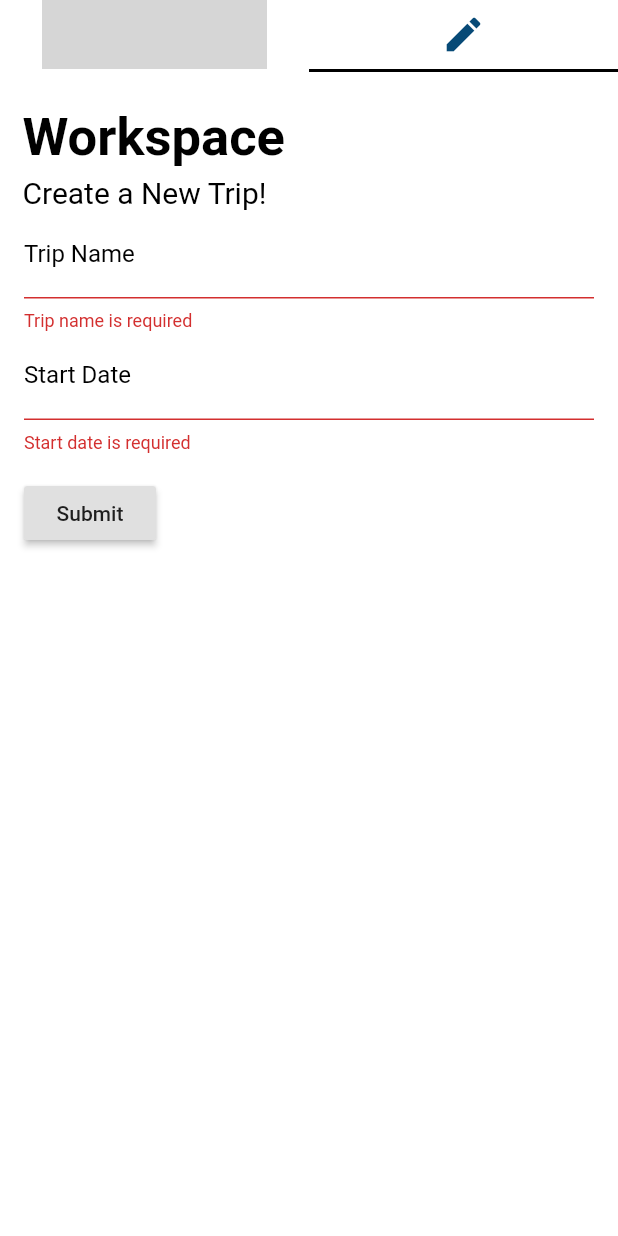
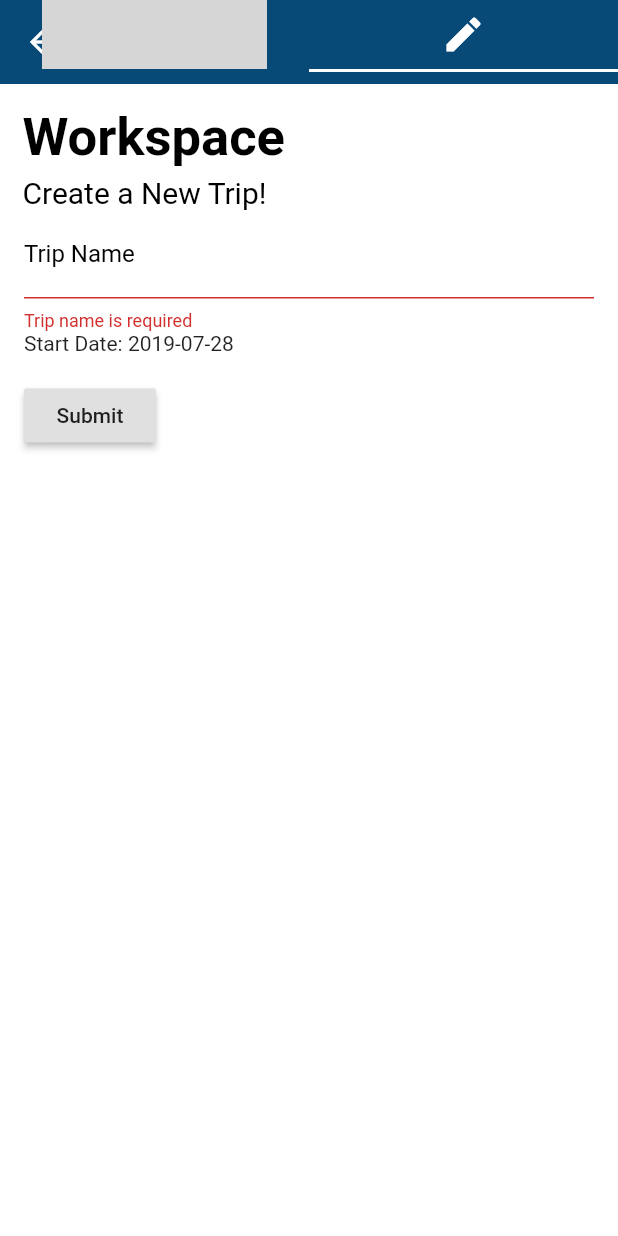
Before and after one commit to amrohwary/planit-app, a Flutter app: the Home screen opened directly, tab 2 chosen, after a tap on "Submit", on a phone screen of 412 x 824 dp. Run offline on Flutter 3.47's test engine with Material 2 defaults, Android fonts, the phone set to English and light mode, and no system bars; our stand-ins replace cloud_firestore, firebase_auth; missing offline and left inert: flutter_cupertino_date_picker; accounts and stored records are empty; grey boxes are pictures that could not be loaded.

Commit message:
nav bar color, date picker

```diff
--- a/lib/common/appbar.dart
+++ b/lib/common/appbar.dart
@@ -38,12 +38,12 @@ class _HomeState extends State<Home> {
       length: 2,
       child: Scaffold(
         appBar: AppBar(
-          backgroundColor: Colors.white,
+          backgroundColor: Color(0xff074A77),
           elevation: 0,
           flexibleSpace: SafeArea(
               child: TabBar(
-                indicatorColor: Colors.black,
-                labelColor: Colors.black,
+                indicatorColor: Colors.white,
+                labelColor: Colors.white,
                 tabs: [
                   Tab(
                     child: new Image.asset("assets/images/logoTransparent.png",
@@ -52,7 +52,7 @@ class _HomeState extends State<Home> {
                   ),
                   Tab(icon: Icon(Icons.edit,
                   size: 30,
-                  color: Color(0xFF074A77),)),
+                  color: Colors.white,)),
                 ],
               ),
           ),
--- a/lib/create_page.dart
+++ b/lib/create_page.dart
@@ -1,4 +1,7 @@
 import 'package:flutter/material.dart';
+import 'dart:async';
+import 'package:intl/intl.dart';
+import 'package:flutter_cupertino_date_picker/flutter_cupertino_date_picker.dart';
 
 class CreatePage extends StatefulWidget {
   @override
@@ -52,6 +55,22 @@ class NewTripForm extends StatefulWidget {
 class _NewTripFormState extends State<NewTripForm> {
   final _formKey = GlobalKey<FormState>();
 
+  DateTime _date = new DateTime.now();
+
+  Future<Null> _selectedDate(BuildContext context) async {
+    final DateTime picked = await showDatePicker(
+        context: context,
+        initialDate: _date,
+        firstDate: new DateTime(2019),
+        lastDate: new DateTime(2100));
+    if (picked != null && picked != _date) {
+      print('Date selected: ${_date.toString()}');
+      setState(() {
+        _date = picked;
+      });
+    }
+  }
+
   @override
   Widget build(BuildContext context) {
     return Form(
@@ -73,18 +92,27 @@ class _NewTripFormState extends State<NewTripForm> {
                 labelStyle: new TextStyle(color: Colors.black),
               ),
             ),
-            TextFormField(
-              validator: (input) {
-                if (input.isEmpty) {
-                  return "Start date is required";
-                }
-                return null;
-              },
-              decoration: new InputDecoration(
-                labelText: "Start Date",
-                labelStyle: new TextStyle(color: Colors.black),
-              ),
-            ),
+//            InkWell(
+//              onTap: () {
+//                _selectedDate(context); // Call Function that has showDatePicker()
+//              },
+//              child: IgnorePointer(
+//                child: new TextFormField(
+////                  validator: (input) {
+////                    if (input.isEmpty) {
+////                      return "Start date is required";
+////                    }
+////                    return null;
+////                  },
+//                  decoration: new InputDecoration(
+//                    labelText: "Start Date",
+//                    labelStyle: new TextStyle(color: Colors.black),
+//                  ),
+//                  onSaved: (String val) {},
+//                ),
+//              ),
+//            ),
+            Text('Start Date: ${_date.toString().substring(0, 10)}'),
             Padding(
               padding: const EdgeInsets.symmetric(vertical: 16.0),
               child: RaisedButton(
@@ -93,8 +121,8 @@ class _NewTripFormState extends State<NewTripForm> {
                   // otherwise.
                   if (_formKey.currentState.validate()) {
                     // If the form is valid, display a Snackbar.
-                    Scaffold.of(context)
-                        .showSnackBar(SnackBar(content: Text('Processing Data')));
+                    Scaffold.of(context).showSnackBar(
+                        SnackBar(content: Text('Processing Data')));
                   }
                 },
                 child: Text('Submit'),
--- a/pubspec.yaml
+++ b/pubspec.yaml
@@ -17,6 +17,7 @@ environment:
   sdk: ">=2.1.0 <3.0.0"
 
 dependencies:
+  flutter_cupertino_date_picker: ^1.0.8
   flutter:
     sdk: flutter
   intl:
```
Also changed, not shown: pubspec.lock.
